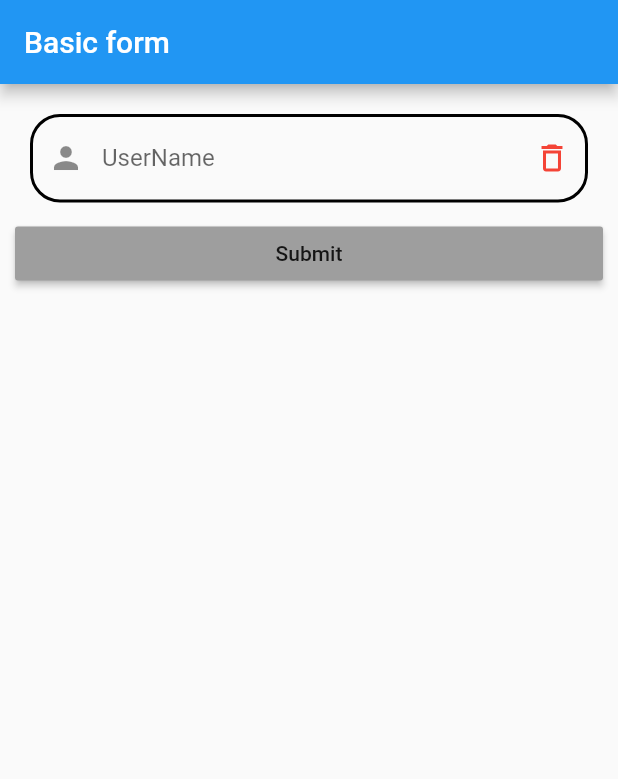
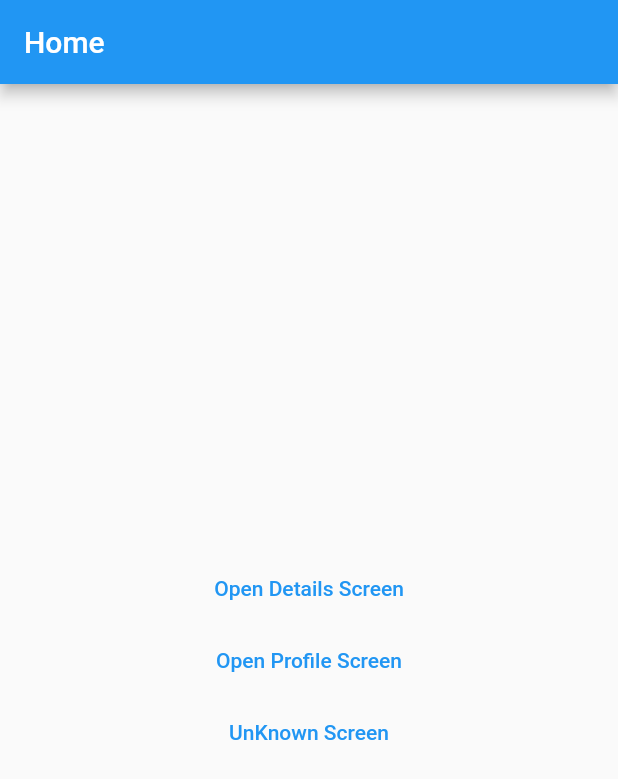
Before and after one commit to l00ai/FlutterCourse, a Flutter app: the screen it shows after launch, on a phone screen of 412 x 824 dp. Shown: the top 779 px of the screen. Run offline on Flutter 3.47's test engine with Material 2 defaults, Android fonts, the phone set to English and light mode, and no system bars.

```diff
--- a/lib/main.dart
+++ b/lib/main.dart
@@ -1,185 +1,202 @@
 import 'package:flutter/material.dart';
-import 'package:flutter/services.dart';
-import 'package:flutter_svg/svg.dart';
+import 'package:my_applecation/details_screen.dart';
+import 'package:my_applecation/profile_screen.dart';
+import 'package:my_applecation/unknown_screen.dart';
 
-void main() => runApp(
-    MaterialApp(
-      title: "Tutorial",
-      home: MyPage(),
-    ),
-);
+void main() {
+  runApp(MyApp());
+}
 
-class MainScreen extends StatelessWidget {
-  const MainScreen({Key? key}) : super(key: key);
+class MyApp extends StatelessWidget {
+  const MyApp({Key? key}) : super(key: key);
 
   @override
   Widget build(BuildContext context) {
-    return Scaffold(
+    return MaterialApp(
+      debugShowCheckedModeBanner: false,
+      initialRoute: HomeScreen.route,
+      routes: {
+        HomeScreen.route : (context)=> HomeScreen(),
+        "/details" : (context)=> DetailsScreen(name: "name",),
+        "/profile" : (context) => ProfileScreen(),
+        "/unKnown" : (context) => UnknownScreen(),
+      },
+      onGenerateRoute: (settings) {
+        // handel '/'
+        if(settings.name == '/'){
+          return MaterialPageRoute(builder: (context) => HomeScreen(),);
+        }
+
+        // handel => 'profile/:name
+
+        final uri = Uri.parse(settings.name ?? "");
+
+        if(uri.pathSegments.length == 2 && uri.pathSegments.first == "details"){
+          String name = uri.pathSegments[1];
+          return MaterialPageRoute(builder: (context) => DetailsScreen(name: name),);
+        }
+
+        return MaterialPageRoute(builder: (context) => UnknownScreen(),);
+
+      },
+      // home: HomeScreen(),
+    );
+  }
+}
+
+class HomeScreen extends StatelessWidget {
+  const HomeScreen({Key? key}) : super(key: key);
+
+  static const route = "/";
+
+  @override
+  Widget build(BuildContext context) {
+    return WillPopScope(
+      onWillPop: () {
+        return Future.value(true);
+      },
+      child: Scaffold(
         appBar: AppBar(
-        title: Text("SVG"),
+          title: Text("Home"),
         ),
-      body: Column(
+        body: Center(
+          child: Column(
             mainAxisAlignment: MainAxisAlignment.center,
-        crossAxisAlignment: CrossAxisAlignment.center,
             children: [
-          const Center(),
-          SvgPicture.asset(
-              "assets/vectors/light.svg",
-              semanticsLabel: 'Acme Logo',
-            height: 100,
-          )
+              TextButton(
+                onPressed: () async {
+                  final result = await Navigator.push<List<Map>>(context, MaterialPageRoute(builder: (context)=> DetailsScreen(name: "Loai")));
+
+                  print(result![0]['name']);
+                  },
+                child: const Text("Open Details Screen"),
+              ),
+              TextButton(
+                  onPressed: () {
+                    Navigator.pushNamed(context, '/details/loai');
+                    // Navigator.push(context, MaterialPageRoute(builder: (context)=> ProfileScreen()));
+                  },
+                  child: const Text("Open Profile Screen")),
+              TextButton(onPressed: () {}, child: const Text("UnKnown Screen"))
             ],
+          ),
+        ),
       ),
     );
   }
 }
 
-
-
-
-class MyPage extends StatefulWidget {
-  @override
-  _MyPageState createState() => _MyPageState();
-}
-
-class _MyPageState extends State<MyPage> {
-  final GlobalKey<FormState> _formKey = GlobalKey<FormState>();
-  TextEditingController ageController = TextEditingController();
-
-  late TextEditingController nameController ;
-
-  @override
-  void initState() {
-    nameController = TextEditingController();
-    super.initState();
-  }
-
-  @override
-  void dispose() {
-    nameController.dispose();
-    super.dispose();
-  }
-
-
-  @override
-  Widget build(BuildContext context) {
-    return Scaffold(
-      appBar: AppBar(
-        title: Text("Basic form"),
-      ),
-      body: Form(
-        key: _formKey,
-        child: ListView(
-          padding: const EdgeInsets.all(10.0),
-          children: <Widget>[
-            Padding(
-              padding: const EdgeInsets.all(10.0),
-              child: TextFormField(
-                controller: nameController,
-                enabled: true,
-                // obscureText: true,
-                keyboardType: TextInputType.text,
-                //textInputAction: TextInputAction.newline,
-                //maxLines: 4,
-                maxLength: 10,
-                validator: (value){
-                  if(value != null && value.isEmpty){
-                    return "Enter user name!";
-                  }
-                  return null;
-                },
-                inputFormatters: [
-                  FilteringTextInputFormatter.digitsOnly,
-                ],
-                onChanged: (value) => _formKey.currentState!.validate(),
-                decoration: const InputDecoration(
-                  labelText: 'UserName',
-                  prefixIcon: Icon(Icons.person),
-                  suffixIcon: Icon(
-                    Icons.delete_outline,
-                    color: Colors.red,
-                  ),
-                   counterText: "",
-                   hintText: "Please enter username ...",
-                  // border: OutlineInputBorder(
-                  //   borderRadius: BorderRadius.all(Radius.circular(20.0)),
-                  //   borderSide: BorderSide(color: Colors.black, width: 2.0),
-                  // ),
-                  enabledBorder: OutlineInputBorder(
-                    borderRadius: BorderRadius.all(Radius.circular(20.0)),
-                    borderSide: BorderSide(color: Colors.black, width: 2.0),
-                  ),
-                  focusedBorder: OutlineInputBorder(
-                    borderRadius: BorderRadius.all(Radius.circular(20.0)),
-                    borderSide: BorderSide(color: Colors.blue, width: 2.0),
-                  ),
-                  errorBorder: OutlineInputBorder(
-                    borderRadius: BorderRadius.all(Radius.circular(20.0)),
-                    borderSide: BorderSide(color: Colors.red, width: 2.0),
-                  ),
-                  focusedErrorBorder: OutlineInputBorder(
-                    borderRadius: BorderRadius.all(Radius.circular(20.0)),
-                    borderSide:
-                        BorderSide(color: Colors.deepOrangeAccent, width: 2.0),
-                  ),
-                ),
-              ),
-            ),
-            // Padding(
-            //   padding: const EdgeInsets.all(10.0),
-            //   child: TextFormField(
-            //     controller: ageController,
-            //     validator: (value) {
-            //       if (value!.isEmpty) {
-            //         return 'Please enter age';
-            //       }
-            //       return null;
-            //     },
-            //     keyboardType: TextInputType.number,
-            //     style: TextStyle(
-            //       fontSize: 13,
-            //     ),
-            //     decoration: const InputDecoration(
-            //       labelText: 'Age',
-            //       hintText: "20",
-            //       prefixIcon: Icon(Icons.date_range),
-            //       suffixIcon: Icon(
-            //         Icons.delete_outline,
-            //         color: Colors.red,
+//
+//
+//
+// class Nav2App extends StatelessWidget {
+//   @override
+//   Widget build(BuildContext context) {
+//     return MaterialApp(
+//       initialRoute: HomeScreen.route,
+//       routes: {
+//         HomeScreen.route: (context) => const HomeScreen(),
+//         DetailScreen.route: (context)=> DetailScreen(id: "-1",),
+//         UnknownScreen.route: (context)=> const UnknownScreen(),
+//       },
+//       onGenerateRoute: (settings) {
+//         // Handel => '/'
+//         if(settings.name == '/'){
+//           return MaterialPageRoute(builder: (context) => const HomeScreen(),);
+//         }
+//
+//         // Handel => '/details/:id'
+//         final uri = Uri.parse(settings.name!);
+//         if(uri.pathSegments.length == 2 && uri.pathSegments.first == 'details'){
+//           final id = uri.pathSegments[1];
+//           return MaterialPageRoute(builder: (context) => DetailScreen(id: id),);
+//         }
+//
+//         return MaterialPageRoute(builder: (context) => const UnknownScreen(),);
+//
+//       },
+//     );
+//   }
+// }
+//
+// class HomeScreen extends StatelessWidget {
+//   const HomeScreen({super.key});
+//
+//   static const String route = '/';
+//
+//   @override
+//   Widget build(BuildContext context) {
+//     return Scaffold(
+//       appBar: AppBar(),
+//       body: Column(
+//         mainAxisAlignment: MainAxisAlignment.center,
+//         children: [
+//           Container(),
+//           TextButton(
+//             child: const Text('View Details'),
+//             onPressed: () {
+//               Navigator.pushNamed(
+//                 context,
+//                 '/details/1',
+//               );
+//             },
+//           ),
+//           const SizedBox(height: 10,),
+//           TextButton(
+//             child: const Text('View Unknown Screen'),
+//             onPressed: () {
+//               Navigator.pushNamed(
+//                 context,
+//                 '/unknownScreen',
+//               );
+//             },
+//           ),
+//         ],
 //       ),
-            //       enabledBorder: OutlineInputBorder(
-            //         borderRadius: BorderRadius.all(Radius.circular(20.0)),
-            //         borderSide: BorderSide(color: Colors.black, width: 2.0),
+//     );
+//   }
+// }
+//
+// class DetailScreen extends StatelessWidget {
+//   String id;
+//   DetailScreen({super.key, required this.id,});
+//
+//   static const String route = '/unknownScreen';
+//
+//   @override
+//   Widget build(BuildContext context) {
+//     return Scaffold(
+//       appBar: AppBar(),
+//       body: Center(
+//         child: Column(
+//           mainAxisAlignment: MainAxisAlignment.center,
+//           children: [
+//             Text('Viewing details for item $id'),
+//             TextButton(
+//               child: const Text('Pop!'),
+//               onPressed: () {
+//                 Navigator.pop(context);
+//               },
+//             ),
+//           ],
+//         ),
 //       ),
-            //       focusedBorder: OutlineInputBorder(
-            //         borderRadius: BorderRadius.all(Radius.circular(20.0)),
-            //         borderSide: BorderSide(color: Colors.blue, width: 2.0),
+//     );
+//   }
+// }
+//
+// class UnknownScreen extends StatelessWidget {
+//   const UnknownScreen({super.key});
+//
+//   static const String route = '/unknownScreen';
+//
+//   @override
+//   Widget build(BuildContext context) {
+//     return Scaffold(
+//       appBar: AppBar(),
+//       body: const Center(
+//         child: Text('404!'),
 //       ),
-            //       errorBorder: OutlineInputBorder(
-            //         borderRadius: BorderRadius.all(Radius.circular(20.0)),
-            //         borderSide: BorderSide(color: Colors.red, width: 2.0),
-            //       ),
-            //       focusedErrorBorder: OutlineInputBorder(
-            //         borderRadius: BorderRadius.all(Radius.circular(20.0)),
-            //         borderSide:
-            //             BorderSide(color: Colors.deepOrangeAccent, width: 2.0),
-            //       ),
-            //     ),
-            //   ),
-            // ),
-            MaterialButton(
-              color: Colors.grey,
-              onPressed: () {
-                if (_formKey.currentState!.validate()) {
-                  debugPrint("Name is ${nameController.text}");
-                  debugPrint("Age is ${ageController.text}");
-                }
-              },
-              child: Text("Submit"),
-            ),
-          ],
-        ),
-      ),
-    );
-  }
-}
+//     );
+//   }
+// }
```
Also changed, not shown: lib/details_screen.dart (added, +50 -0 lines), lib/profile_screen.dart (added, +19 -0 lines), lib/unknown_screen.dart (added, +19 -0 lines). Lines whose indentation alone changed are shown as unchanged.
